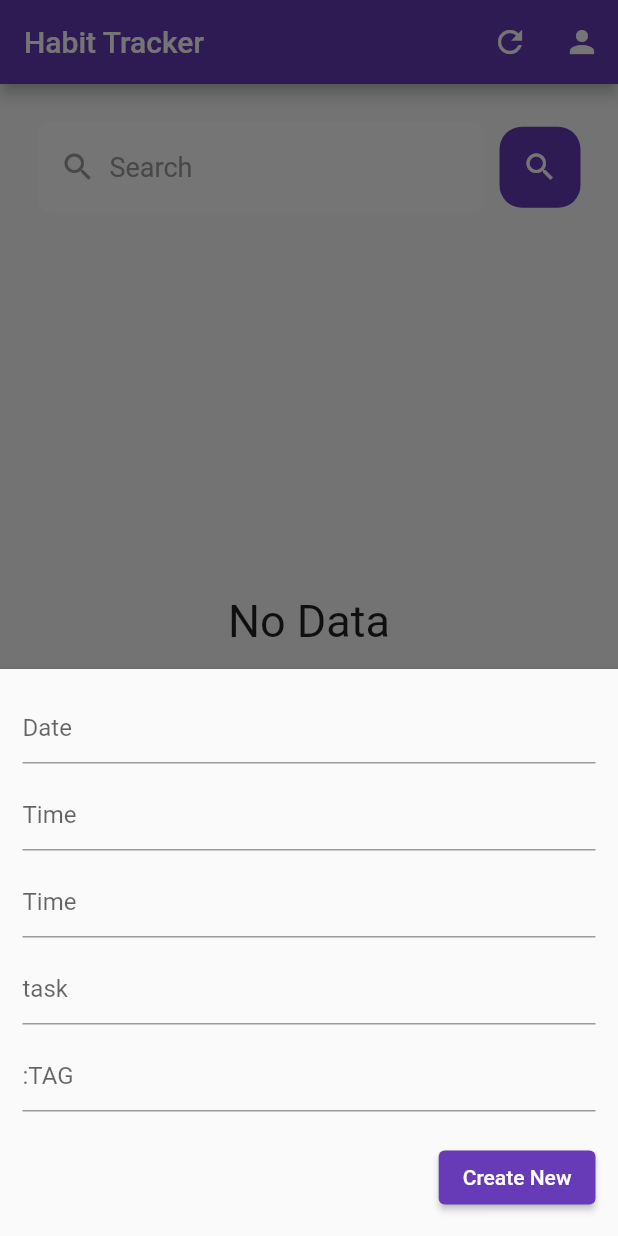
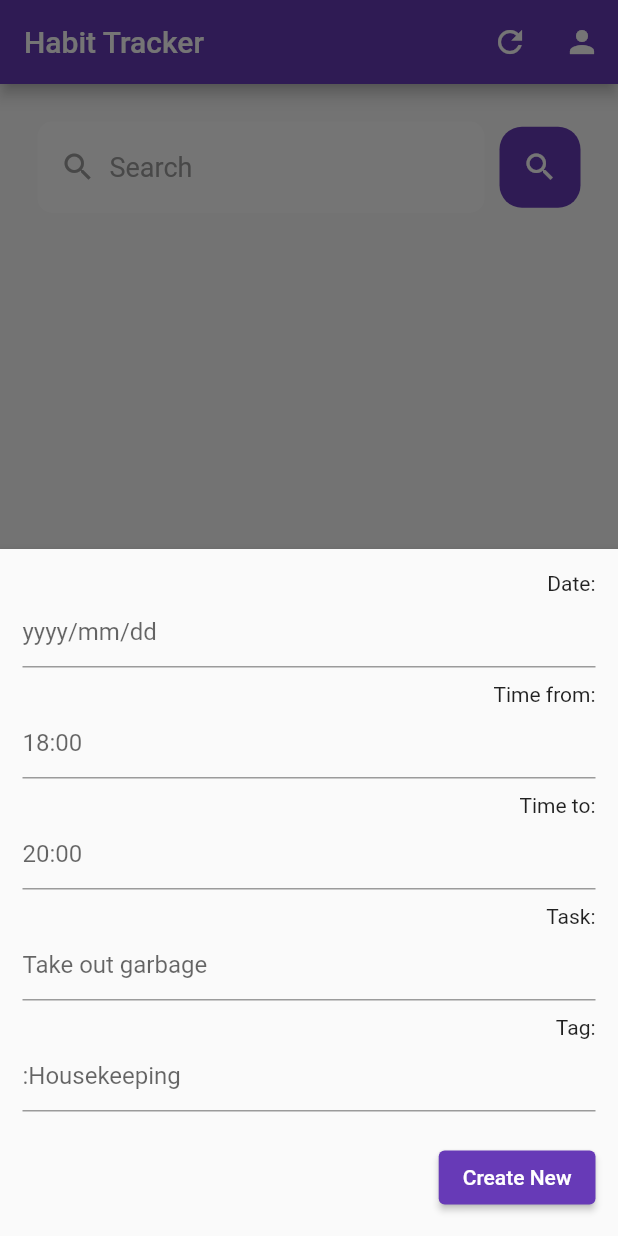
Before and after one commit to QuentinRoa1/HabitTrackerApp, a Flutter app: the screen it shows after launch, after a tap on "New Task", on a phone screen of 412 x 824 dp. Run offline on Flutter 3.47's test engine with Material 2 defaults, Android fonts, the phone set to English and light mode, and no system bars; our stand-ins replace hive_flutter; accounts and stored records are empty.

Commit message:
Small changes
Made a bit more readable in app.

```diff
--- a/Front End/lib/ui/showform.dart
+++ b/Front End/lib/ui/showform.dart
@@ -48,37 +48,42 @@ class ShowForm extends StatelessWidget {
           mainAxisSize: MainAxisSize.min,
           crossAxisAlignment: CrossAxisAlignment.end,
           children: [
+            const Text("Date:"),
             TextField(
               controller: _dateController,
-              decoration: const InputDecoration(hintText: 'Date'),
+              decoration: const InputDecoration(hintText: 'yyyy/mm/dd'),
             ),
             const SizedBox(
               height: 10,
             ),
+            const Text("Time from:"),
             TextField(
               controller: _fromController,
-              decoration: const InputDecoration(hintText: 'Time'),
+              decoration: const InputDecoration(hintText: '18:00'),
             ),
             const SizedBox(
               height: 10,
             ),
+            const Text("Time to:"),
             TextField(
               controller: _toController,
-              decoration: const InputDecoration(hintText: 'Time'),
+              decoration: const InputDecoration(hintText: '20:00'),
             ),
             const SizedBox(
               height: 10,
             ),
+            const Text("Task:"),
             TextField(
               controller: _taskController,
-              decoration: const InputDecoration(hintText: 'task'),
+              decoration: const InputDecoration(hintText: 'Take out garbage'),
             ),
             const SizedBox(
               height: 10,
             ),
+            const Text("Tag:"),
             TextField(
               controller: _tagController,
-              decoration: const InputDecoration(hintText: ':TAG'),
+              decoration: const InputDecoration(hintText: ':Housekeeping'),
             ),
             const SizedBox(
               height: 20,
@@ -87,10 +92,10 @@ class ShowForm extends StatelessWidget {
               onPressed: () async {
                 // Save new item
                 if (itemKey == null) {
-                  if (_dateController.text == 'today'){
+                  if (_dateController.text == 'today') {
                     DateTime now = DateTime.now();
-                    _dateController.text ='${now.year}/${now.month}/${now.day}';
-
+                    _dateController.text =
+                        '${now.year}/${now.month}/${now.day}';
                   }
                   db.createItem(
                     {
@@ -116,11 +121,11 @@ class ShowForm extends StatelessWidget {
                 refreshItems();
 
                 // Clear the text fields
-                 _dateController.text = "";
-                 _fromController.text = "";
-                 _toController.text = "";
-                 _taskController.text = "";
-                 _tagController.text = "";
+                _dateController.text = "";
+                _fromController.text = "";
+                _toController.text = "";
+                _taskController.text = "";
+                _tagController.text = "";
 
                 Navigator.of(ctx).pop(); // Close the bottom sheet
               },
```
